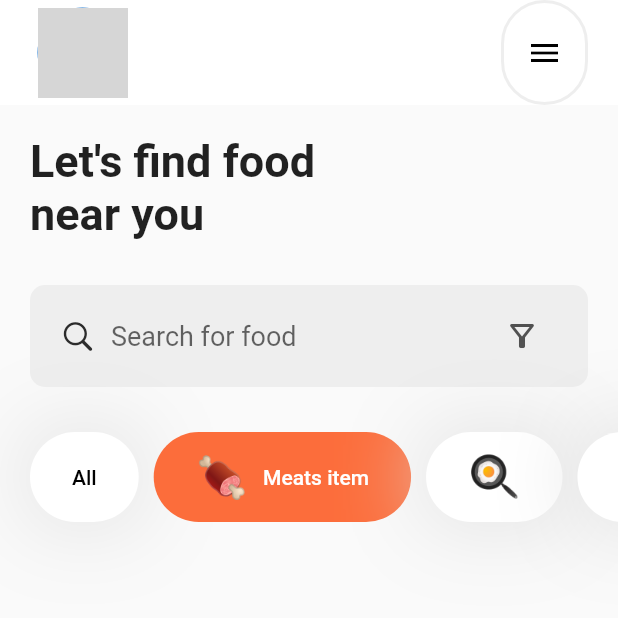
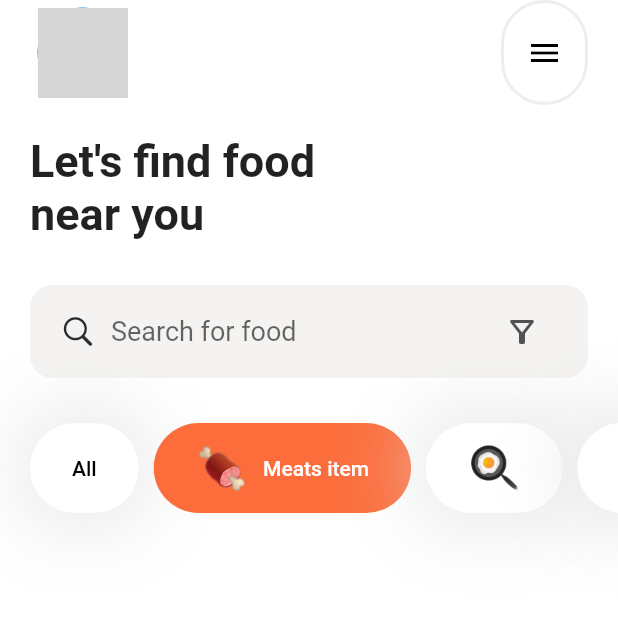
Before and after one commit to asharghi/play_around, a Flutter app: the screen it shows after launch, on a phone screen of 412 x 824 dp, the top half of it. Run offline on Flutter 3.47's test engine with Material 2 defaults, Android fonts, the phone set to English and light mode, and no system bars; our stand-ins replace auto_route; network calls fail; grey boxes are pictures that could not be loaded.

Commit message:
Minor styling adjustments

```diff
--- a/lib/ui/food/screen/food_screen.dart
+++ b/lib/ui/food/screen/food_screen.dart
@@ -42,7 +42,9 @@ class FoodScreen extends StatelessWidget {
           const SizedBox(width: 20)
         ],
       ),
-      body: ListView(
+      body: Container(
+        color: Colors.white,
+        child: ListView(
           padding: const EdgeInsets.only(top: 20, left: 20),
           children: [
             Container(
@@ -58,6 +60,7 @@ class FoodScreen extends StatelessWidget {
             const FoodCategories()
           ],
         ),
+      ),
     );
   }
 }
--- a/lib/ui/food/widgets/food_search_bar.dart
+++ b/lib/ui/food/widgets/food_search_bar.dart
@@ -9,11 +9,11 @@ class FoodSearchBar extends StatelessWidget {
     return Container(
       margin: const EdgeInsets.only(right: 20),
       decoration: BoxDecoration(
-        color: Colors.grey[200],
-        borderRadius: BorderRadius.circular(10),
+        color: const Color.fromARGB(255, 244, 243, 241),
+        borderRadius: BorderRadius.circular(15),
       ),
       child: Padding(
-        padding: const EdgeInsets.symmetric(horizontal: 20, vertical: 10),
+        padding: const EdgeInsets.symmetric(horizontal: 20, vertical: 7),
         child: Row(
           children: [
             const Icon(
```
Lines whose indentation alone changed are shown as unchanged.
